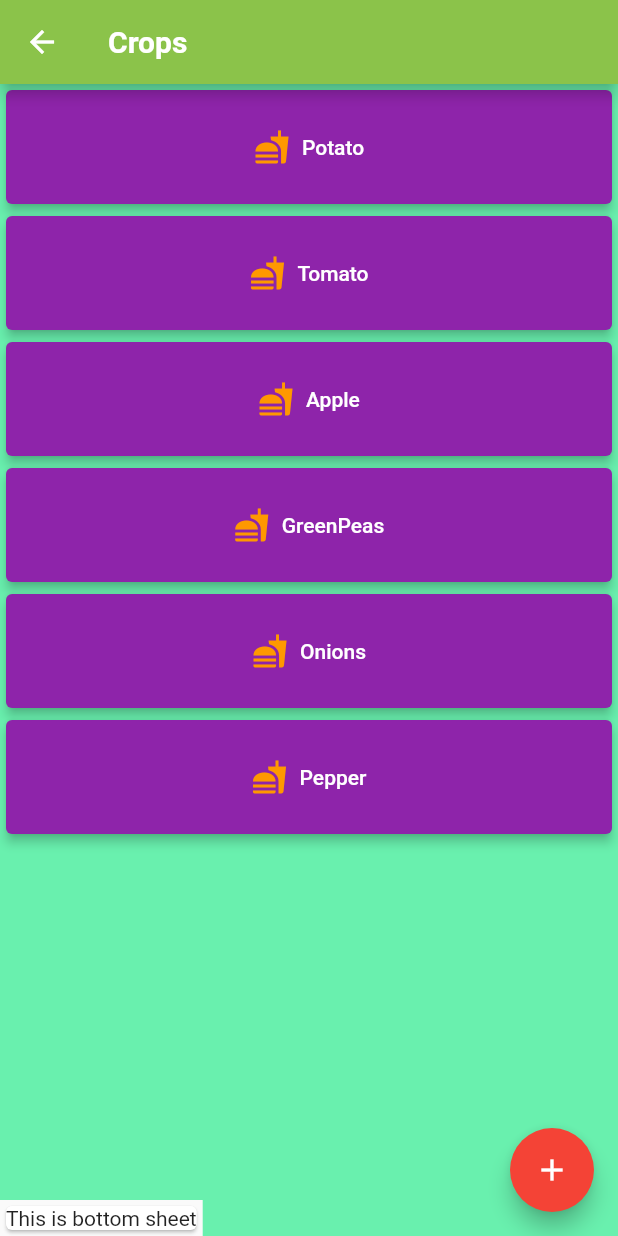
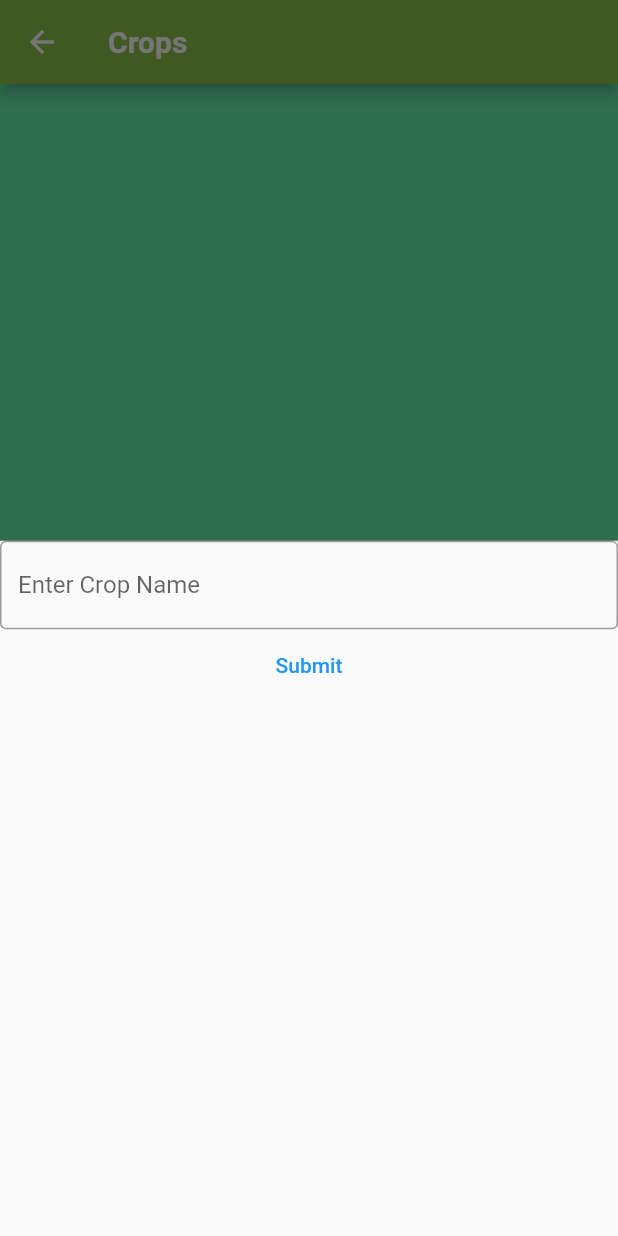
Before and after one commit to lonewolf2799/Abcd, a Flutter app: the CropList screen opened by its route, after a tap on the "add" icon, on a phone screen of 412 x 824 dp. Run offline on Flutter 3.47's test engine with Material 2 defaults, Android fonts, the phone set to English and light mode, and no system bars.

Commit message:
commit 8 added plant_data file

```diff
--- a/lib/main.dart
+++ b/lib/main.dart
@@ -1,8 +1,10 @@
+import 'package:agriman/templates/plant_data.dart';
 import 'package:flutter/material.dart';
 import 'package:agriman/home_page.dart';
 import 'package:agriman/templates/user_info_page.dart';
 import 'package:agriman/templates/weather_info.dart';
 import 'package:agriman/templates/crops.dart';
+
 void main() => runApp(MyApp());
 
     class MyApp extends StatelessWidget {
@@ -11,12 +13,13 @@ void main() => runApp(MyApp());
       @override
       Widget build(BuildContext context) {
         return MaterialApp(
-          initialRoute: '/crops',
+          initialRoute: '/',
           routes: {
             '/': (context) => Home(),
             '/user_info': (context) => UserInfo(),
             '/weather':(context)=> Weather(),
             '/crops':(context)=> CropList(),
+            '/crop_data':(context)=>PlantData(),
           },
         );
       }
--- a/lib/templates/crops.dart
+++ b/lib/templates/crops.dart
@@ -9,6 +9,8 @@ class CropList extends StatefulWidget {
 
 class _CropListState extends State<CropList> with SingleTickerProviderStateMixin {
   late AnimationController _controller;
+  var str;
+  final cropname = TextEditingController();
 
   @override
   void initState() {
@@ -21,7 +23,8 @@ class _CropListState extends State<CropList> with SingleTickerProviderStateMixin
     _controller.dispose();
     super.dispose();
   }
-  List<String> crops =  ['Potato', "Tomato","Apple","GreenPeas",'Onions','Pepper',];
+
+  List<String> crops =  [];
   @override
   Widget build(BuildContext context) {
     return Scaffold(
@@ -41,18 +44,48 @@ class _CropListState extends State<CropList> with SingleTickerProviderStateMixin
       ),
       floatingActionButton: FloatingActionButton(
         onPressed: (){
-          showModalBottomSheet()
-      {
+          showModalBottomSheet<void>(
+            context: context, builder: (BuildContext context){
+              return Column(
+                crossAxisAlignment: CrossAxisAlignment.center,
+                children: [
+              TextField(
+                controller: cropname,
+              decoration: const InputDecoration(
+              border: OutlineInputBorder(),
+                 hintText: 'Enter Crop Name '
+            ),
+            ),
+                  TextButton(onPressed: (){
+                     if(cropname.text.isEmpty)
+                    {
+                    Navigator.pop(context);
+                    }
+                    else
+                    {
+                    str = cropname.text;
+                    setState(() {
+                    crops.add(str);
 
-      }
+                    });
+                    ScaffoldMessenger.of(context).showSnackBar(SnackBar(content: Text('$str Added'),duration: Duration(seconds: 1),));
+                    Navigator.pop(context);
+                    }
+                                  }, child: Text('Submit'),
+
+                  )
+            ],
+              );
+
+          }
+          );
+
+
         },
         child: Icon(Icons.add),
         backgroundColor: Colors.red,
       ),
-      bottomSheet: Card(
-        child: Text('This is bottom sheet',
-      )
-      ),
+
     );
   }
 }
@@ -69,7 +102,11 @@ CropCard({required this.str});
       Container(
           padding: EdgeInsets.symmetric(vertical: 10.0, horizontal: 30.0),
           margin: EdgeInsets.symmetric(vertical: 4.0, horizontal: 3.0),
-          child: TextButton.icon(onPressed: (){}, icon: Icon(Icons.fastfood, color: Colors.orange,), label: Text(str, style: TextStyle(color: Colors.white),)
+          child: TextButton.icon(onPressed: (){
+            Navigator.pushNamed(context, '/crop_data', arguments: {
+              'name' : str,
+            });
+          }, icon: Icon(Icons.fastfood, color: Colors.orange,), label: Text(str, style: TextStyle(color: Colors.white),)
           )
       ),
     );
```
Also changed, not shown: assets/customicons/vegetation.png (added).
